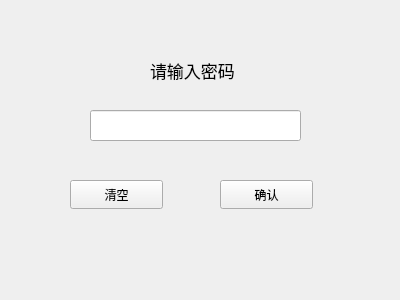
Old version of the form enterpassword.ui in the repository kagura114/NetCard.
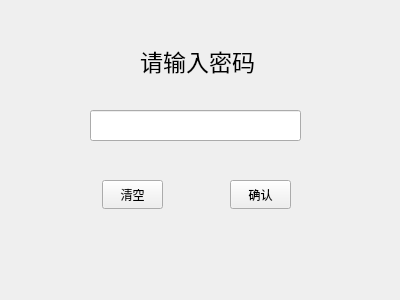
New version of the form.

```diff
--- a/enterpassword.ui
+++ b/enterpassword.ui
@@ -26,15 +26,15 @@
   <widget class="QLabel" name="label">
    <property name="geometry">
     <rect>
-     <x>150</x>
-     <y>50</y>
-     <width>91</width>
+     <x>140</x>
+     <y>40</y>
+     <width>121</width>
      <height>41</height>
     </rect>
    </property>
    <property name="font">
     <font>
-     <pointsize>13</pointsize>
+     <pointsize>17</pointsize>
     </font>
    </property>
    <property name="text">
@@ -44,9 +44,9 @@
   <widget class="QPushButton" name="Clean">
    <property name="geometry">
     <rect>
-     <x>70</x>
+     <x>102</x>
      <y>180</y>
-     <width>93</width>
+     <width>61</width>
      <height>29</height>
     </rect>
    </property>
@@ -57,9 +57,9 @@
   <widget class="QPushButton" name="Submit">
    <property name="geometry">
     <rect>
-     <x>220</x>
+     <x>230</x>
      <y>180</y>
-     <width>93</width>
+     <width>61</width>
      <height>29</height>
     </rect>
    </property>
```
